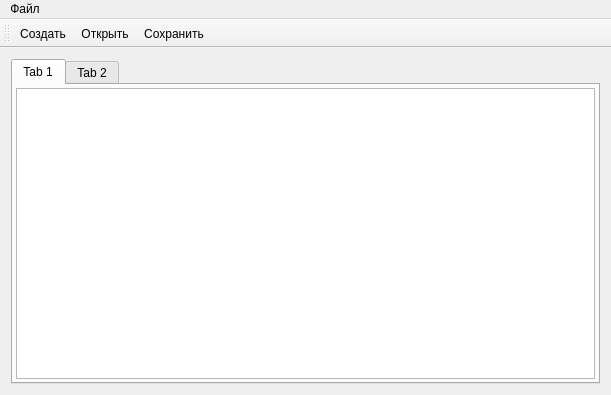
The window that terminal/src/mainwindow.ui (Automiq/alpha.protort) describes before a commit, drawn with Qt 5.
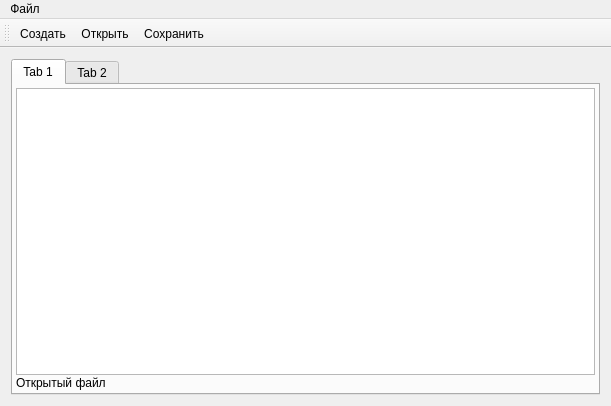
The same window after the commit.

Commit message: Добавлен label, отображающий имя текущего файла

The edit to the form file:
```diff
--- a/terminal/src/mainwindow.ui
+++ b/terminal/src/mainwindow.ui
@@ -7,7 +7,7 @@
     <x>0</x>
     <y>0</y>
     <width>611</width>
-    <height>395</height>
+    <height>406</height>
    </rect>
   </property>
   <property name="windowTitle">
@@ -24,7 +24,7 @@
        <attribute name="title">
         <string>Tab 1</string>
        </attribute>
-       <layout class="QHBoxLayout" name="horizontalLayout_2">
+       <layout class="QVBoxLayout" name="verticalLayout">
         <property name="spacing">
          <number>1</number>
         </property>
@@ -43,6 +43,13 @@
         <item>
          <widget class="QTextEdit" name="textEdit"/>
         </item>
+        <item>
+         <widget class="QLabel" name="current_file">
+          <property name="text">
+           <string>Открытый файл</string>
+          </property>
+         </widget>
+        </item>
        </layout>
       </widget>
       <widget class="QWidget" name="tab_2">
```
The commit also changes 1 other file.
